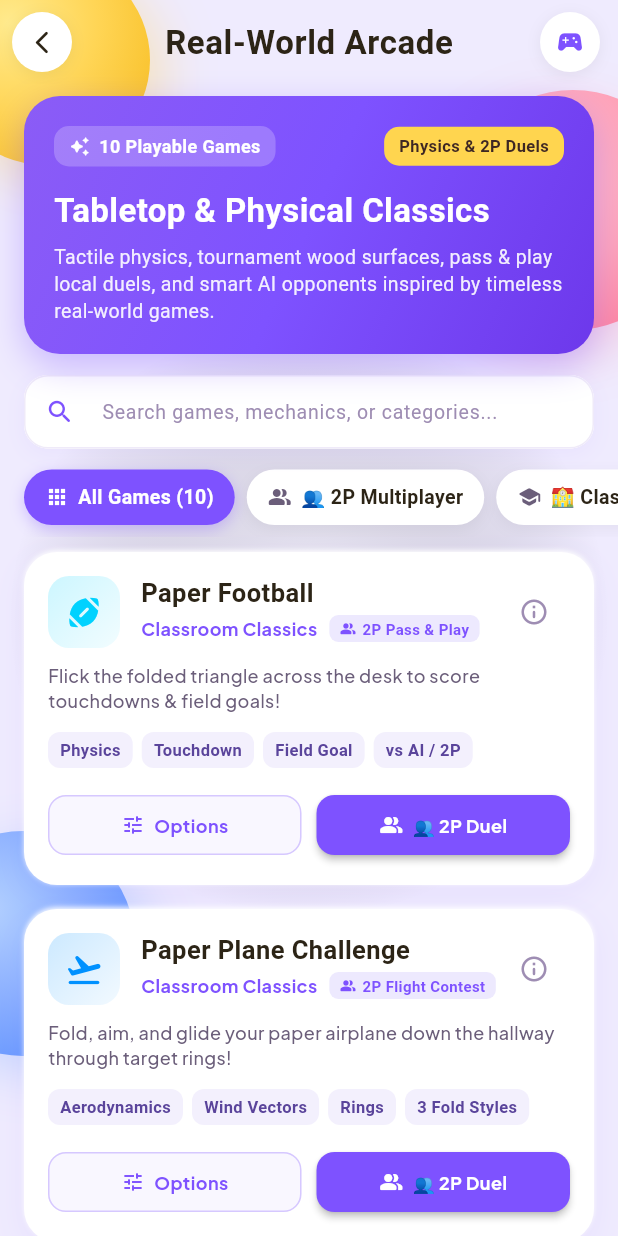
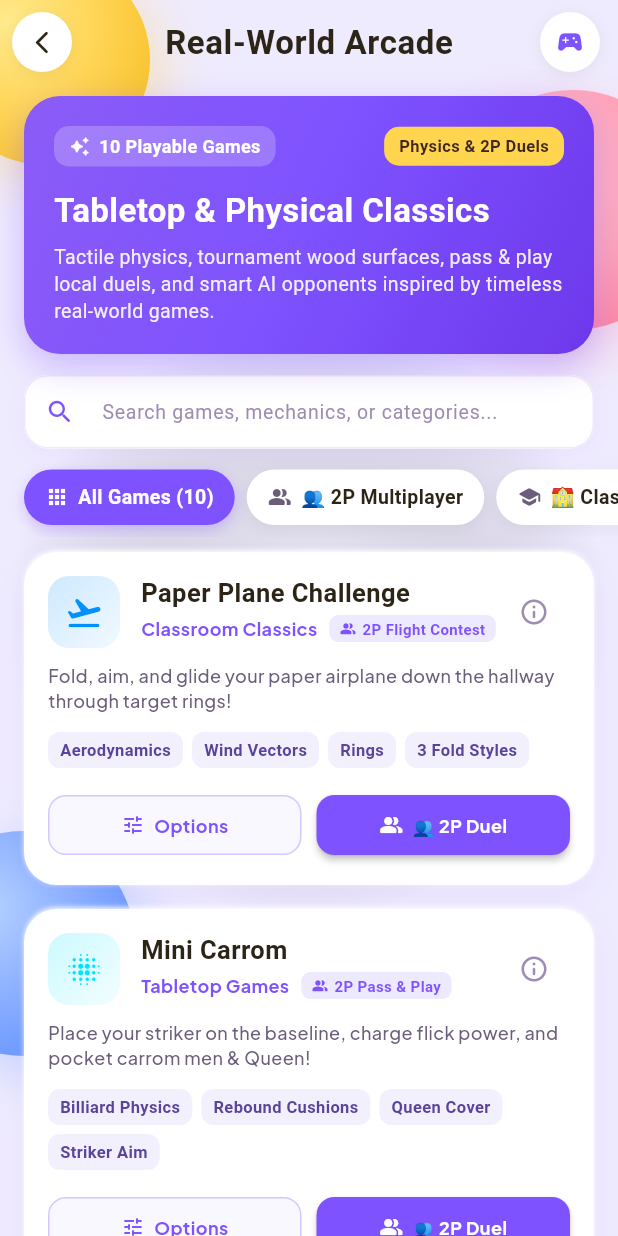
Before and after one commit to ajaydy2006-web/NuroPlay, a Flutter app: the RealWorldArcadeScreen screen opened by its route, on a phone screen of 412 x 824 dp. Run offline on Flutter 3.47's test engine with Material 3 defaults, Android fonts, the phone set to English and light mode, and no system bars; our stand-ins replace confetti, fl_chart, google_fonts, shared_preferences; accounts and stored records are empty.

Commit message:
feat: remove Cup Pong, Paper Football, and Marble Knockout from Real-World Arcade

```diff
--- a/lib/screens/home/home_screen.dart
+++ b/lib/screens/home/home_screen.dart
@@ -802,7 +802,7 @@ class HomeScreen extends StatelessWidget {
                 crossAxisAlignment: CrossAxisAlignment.start,
                 children: const [
                   Text(
-                    'Real-World Arcade (10 Games)',
+                    'Real-World Arcade (7 Games)',
                     style: TextStyle(
                       color: Color(0xFF1E1842),
                       fontSize: 16,
@@ -811,7 +811,7 @@ class HomeScreen extends StatelessWidget {
                   ),
                   SizedBox(height: 3),
                   Text(
-                    'Carrom, Paper Football, Cup Pong, Jenga & more with 2P mode!',
+                    'Carrom, Paper Plane, Jenga, Reflex Duel & more with 2P mode!',
                     style: TextStyle(
                       color: Color(0xFF8680A6),
                       fontSize: 12,
--- a/lib/screens/real_world/real_world_arcade_screen.dart
+++ b/lib/screens/real_world/real_world_arcade_screen.dart
@@ -49,21 +49,6 @@ class _RealWorldArcadeScreenState extends State<RealWorldArcadeScreen> {
 
   final List<RealWorldGameInfo> _games = const [
     RealWorldGameInfo(
-      id: 'paper_football',
-      title: 'Paper Football',
-      subtitle: 'Flick the folded triangle across the desk to score touchdowns & field goals!',
-      category: 'classroom',
-      categoryName: 'Classroom Classics',
-      icon: Icons.sports_football_rounded,
-      tags: ['Physics', 'Touchdown', 'Field Goal', 'vs AI / 2P'],
-      route: '/game-paper-football',
-      accentColor: Color(0xFF00D2FF),
-      rules: '• Slide the paper triangle across the table so it hangs over the opposite edge without falling off for a Touchdown (6 pts)!\n• Complete the extra point / field goal by flicking through the goal posts!',
-      hasMultiplayer: true,
-      multiplayerMode: '2P Pass & Play',
-      multiplayerDetails: 'Two players take turns flicking from opposite table edges',
-    ),
-    RealWorldGameInfo(
       id: 'paper_plane',
       title: 'Paper Plane Challenge',
       subtitle: 'Fold, aim, and glide your paper airplane down the hallway through target rings!',
@@ -92,36 +77,6 @@ class _RealWorldArcadeScreenState extends State<RealWorldArcadeScreen> {
       hasMultiplayer: true,
       multiplayerMode: '2P Pass & Play',
       multiplayerDetails: 'Player 1 (White) vs Player 2 (Black) alternate shots',
-    ),
-    RealWorldGameInfo(
-      id: 'cup_pong',
-      title: 'Cup Pong',
-      subtitle: 'Toss ping pong balls in realistic 3D gravity arcs to clear the red solo cup pyramid!',
-      category: 'tabletop',
-      categoryName: 'Tabletop Games',
-      icon: Icons.sports_baseball_rounded,
-      tags: ['3D Trajectory', 'Gravity Arc', 'Pyramid Cups', 'Streak Bonus'],
-      route: '/game-cup-pong',
-      accentColor: Color(0xFFFF2A6D),
-      rules: '• Drag back or flick forward from the bottom of the screen to throw.\n• Land inside red cups to eliminate them from the table.\n• Clear all 6 cups with remaining balls to set high scores!',
-      hasMultiplayer: true,
-      multiplayerMode: '2P Cup Duel',
-      multiplayerDetails: 'Head-to-head toss competition: sink more cups in 5 throws',
-    ),
-    RealWorldGameInfo(
-      id: 'marble_knockout',
-      title: 'Marble Knockout',
-      subtitle: 'Flick your shooter marble into the circle to blast target marbles out of the ring!',
-      category: 'tabletop',
-      categoryName: 'Tabletop Games',
-      icon: Icons.circle_outlined,
-      tags: ['Elastic Collisions', 'Ring Boundary', 'Momentum', 'Precision Flick'],
-      route: '/game-marble-knockout',
-      accentColor: Color(0xFF0091FF),
-      rules: '• Aim and release your shooter marble into the ring.\n• Transfer momentum upon collision to knock colored target marbles over the boundary line.\n• Keep your shooter inside the ring to retain your turn!',
-      hasMultiplayer: true,
-      multiplayerMode: '2P Ring Battle',
-      multiplayerDetails: 'Alternate turns blasting marbles out of the circle',
     ),
     RealWorldGameInfo(
       id: 'jenga_tower',
```
